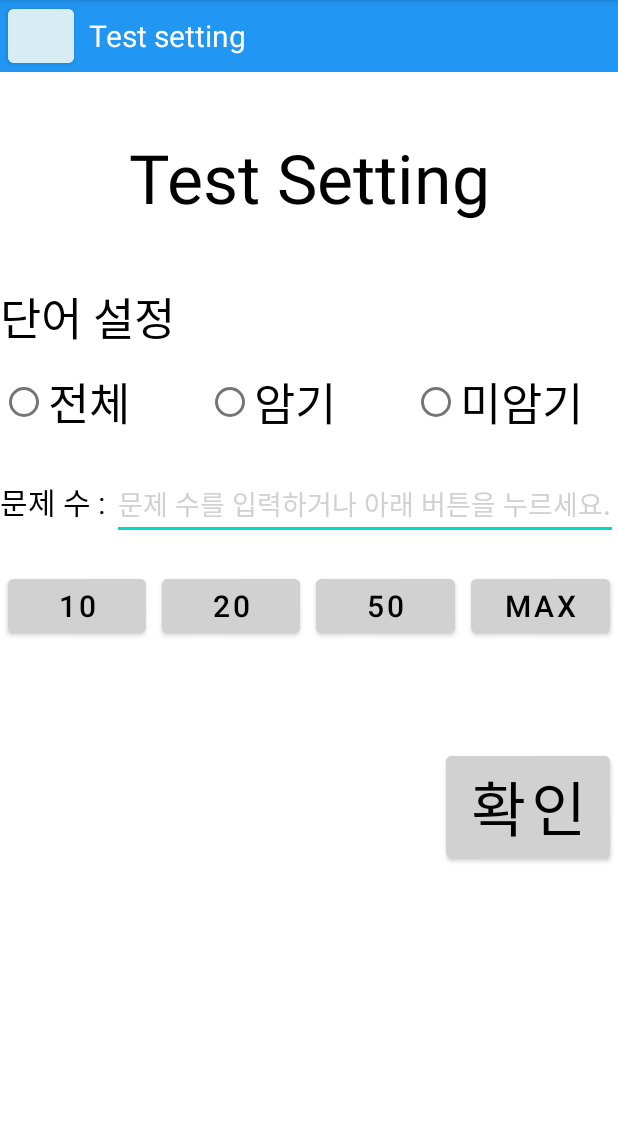
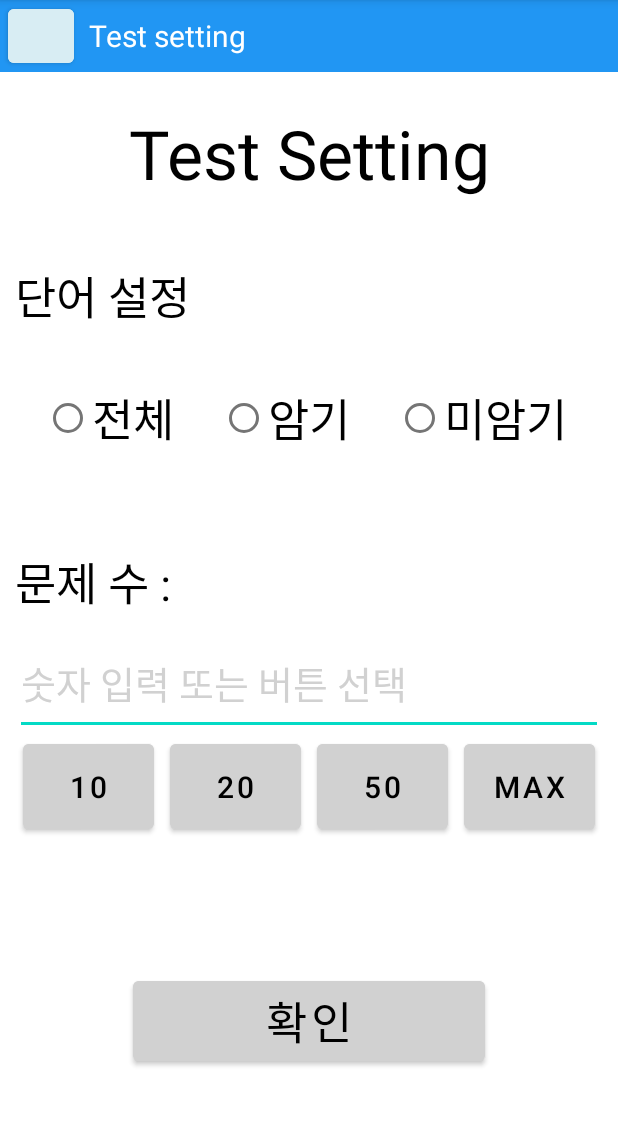
Before and after one commit to MountainHS/EnglishVocabulary, an Android app: the TestSetting screen opened directly, with no data from a screen before it, on a phone screen of 412 x 824 dp, the part 84-1210 px from its top. Run offline under Robolectric (Android 15) with nearby library versions, the phone set to English and light mode, and no system bars; our stand-ins replace Firebase (no records; nobody signed in at launch, a user with empty details on screens opened directly).

Commit message:
activity_test_setting.xml 수정
xml수정

```diff
--- a/app/src/main/res/layout/activity_test_setting.xml
+++ b/app/src/main/res/layout/activity_test_setting.xml
@@ -38,58 +38,75 @@
                 android:textSize="20dp" />
         </LinearLayout>
 
+        <LinearLayout
+            android:layout_width="match_parent"
+            android:layout_height="match_parent"
+            android:orientation="vertical"
+            android:weightSum="12"
+            android:paddingLeft="10dp"
+            android:paddingRight="10dp">
+
+            <LinearLayout
+                android:layout_width="match_parent"
+                android:layout_height="0dp"
+                android:layout_weight="2"
+                android:orientation="vertical">
                 <TextView
                     android:layout_width="match_parent"
-            android:layout_height="wrap_content"
-            android:layout_marginTop="40dp"
+                    android:layout_height="0dp"
+                    android:layout_weight="3"
                     android:gravity="center"
                     android:text="Test Setting"
                     android:textColor="@color/black"
                     android:textSize="45dp" />
+            </LinearLayout>
+
+            <LinearLayout
+                android:layout_width="match_parent"
+                android:layout_height="0dp"
+                android:layout_weight="3"
+                android:orientation="vertical"
+                android:weightSum="3"
+                android:gravity="center_vertical">
 
                 <TextView
                     android:layout_width="match_parent"
-            android:layout_height="wrap_content"
-            android:layout_marginTop="40dp"
+                    android:layout_height="0dp"
+                    android:layout_weight="1.5"
                     android:text="단어 설정"
                     android:textColor="@color/black"
-            android:textSize="30dp" />
-
-        <LinearLayout
-            android:layout_width="match_parent"
-            android:layout_height="wrap_content"
-            android:orientation="horizontal"
-            android:layout_marginTop="10dp">
+                    android:textSize="30dp"
+                    android:gravity="center_vertical"/>
 
                 <RadioGroup
                     android:id="@+id/radiogroup_set"
                     android:layout_width="match_parent"
-                android:layout_height="wrap_content"
-                android:orientation="horizontal">
-
+                    android:layout_height="0dp"
+                    android:layout_weight="1.5"
+                    android:orientation="horizontal"
+                    android:weightSum="10"
+                    android:gravity="center">
                     <RadioButton
                         android:id="@+id/radiobutton_myword"
                         android:layout_width="0dp"
-                    android:layout_height="wrap_content"
-                    android:layout_weight="1"
+                        android:layout_weight="3"
+                        android:layout_height="match_parent"
                         android:text="전체"
                         android:textColor="@color/black"
-                    android:textSize="30dp" />
-
+                        android:textSize="30dp"/>
                     <RadioButton
                         android:id="@+id/radiobutton_myword2"
                         android:layout_width="0dp"
-                    android:layout_height="wrap_content"
-                    android:layout_weight="1"
+                        android:layout_weight="3"
+                        android:layout_height="match_parent"
                         android:text="암기"
                         android:textColor="@color/black"
                         android:textSize="30dp" />
-
                     <RadioButton
                         android:id="@+id/radiobutton_myword3"
                         android:layout_width="0dp"
-                    android:layout_height="wrap_content"
-                    android:layout_weight="1"
+                        android:layout_weight="3"
+                        android:layout_height="match_parent"
                         android:text="미암기"
                         android:textColor="@color/black"
                         android:textSize="30dp" />
@@ -98,45 +115,52 @@
 
             </LinearLayout>
 
-
             <LinearLayout
                 android:layout_width="match_parent"
-            android:layout_height="wrap_content"
-            android:layout_marginTop="20dp"
-            android:orientation="horizontal">
+                android:layout_height="0dp"
+                android:layout_weight="5"
+                android:orientation="vertical"
+                android:gravity="center_vertical"
+                android:weightSum="4">
 
                 <TextView
                     android:layout_width="wrap_content"
-                android:layout_height="wrap_content"
+                    android:layout_height="0dp"
+                    android:layout_weight="1"
                     android:text="문제 수 : "
                     android:textColor="@color/black"
-                android:textSize="20dp" />
+                    android:textSize="30dp"
+                    android:gravity="center"/>
 
                 <EditText
                     android:id="@+id/edittext_numberoftest"
                     android:layout_width="match_parent"
-                android:layout_height="wrap_content"
+                    android:layout_height="0dp"
+                    android:layout_weight="1"
                     android:enabled="true"
-                android:hint="문제 수를 입력하거나 아래 버튼을 누르세요."
+                    android:hint="숫자 입력 또는 버튼 선택"
                     android:inputType="number"
                     android:textColor="@color/black"
-                android:textColorHint="@color/light_gray" />
-        </LinearLayout>
+                    android:textColorHint="@color/light_gray"
+                    android:textSize="25dp"/>
+
 
                 <LinearLayout
                     android:layout_width="match_parent"
-            android:layout_height="wrap_content"
-            android:layout_marginTop="20dp"
-            android:orientation="horizontal">
+                    android:layout_height="0dp"
+                    android:layout_weight="1"
+                    android:orientation="horizontal"
+                    android:weightSum="12"
+                    android:gravity="center">
 
                     <Button
                         android:id="@+id/button_plus10test"
                         android:layout_width="0dp"
-                android:layout_height="wrap_content"
+                        android:layout_height="match_parent"
+                        android:layout_weight="3"
+                        android:backgroundTint="@color/light_gray"
                         android:layout_marginLeft="5dp"
                         android:layout_marginRight="5dp"
-                android:layout_weight="1"
-                android:backgroundTint="@color/light_gray"
                         android:text="10"
                         android:textColor="@color/black"
                         android:textSize="20dp" />
@@ -144,11 +168,11 @@
                     <Button
                         android:id="@+id/button_plus20test"
                         android:layout_width="0dp"
-                android:layout_height="wrap_content"
+                        android:layout_height="match_parent"
+                        android:layout_weight="3"
+                        android:backgroundTint="@color/light_gray"
                         android:layout_marginLeft="5dp"
                         android:layout_marginRight="5dp"
-                android:layout_weight="1"
-                android:backgroundTint="@color/light_gray"
                         android:text="20"
                         android:textColor="@color/black"
                         android:textSize="20dp" />
@@ -156,11 +180,11 @@
                     <Button
                         android:id="@+id/button_plus50test"
                         android:layout_width="0dp"
-                android:layout_height="wrap_content"
+                        android:layout_height="match_parent"
+                        android:layout_weight="3"
+                        android:backgroundTint="@color/light_gray"
                         android:layout_marginLeft="5dp"
                         android:layout_marginRight="5dp"
-                android:layout_weight="1"
-                android:backgroundTint="@color/light_gray"
                         android:text="50"
                         android:textColor="@color/black"
                         android:textSize="20dp" />
@@ -168,29 +192,36 @@
                     <Button
                         android:id="@+id/button_plusMAXtest"
                         android:layout_width="0dp"
-                android:layout_height="wrap_content"
+                        android:layout_height="match_parent"
+                        android:layout_weight="3"
+                        android:backgroundTint="@color/light_gray"
                         android:layout_marginLeft="5dp"
                         android:layout_marginRight="5dp"
-                android:layout_weight="1"
-                android:backgroundTint="@color/light_gray"
                         android:text="MAX"
                         android:textColor="@color/black"
                         android:textSize="20dp" />
 
                 </LinearLayout>
+            </LinearLayout>
 
+            <LinearLayout
+                android:layout_width="match_parent"
+                android:layout_height="wrap_content"
+                android:orientation="horizontal"
+                android:layout_weight="2"
+                android:weightSum="5"
+                android:gravity="center">
                 <Button
                     android:id="@+id/button_startTest"
-            android:layout_width="wrap_content"
+                    android:layout_width="0dp"
+                    android:layout_weight="3"
                     android:layout_height="wrap_content"
-            android:layout_gravity="right"
-            android:layout_marginTop="70dp"
-            android:layout_marginRight="5dp"
                     android:backgroundTint="@color/light_gray"
                     android:text="확인"
                     android:textColor="@color/black"
-            android:textSize="40dp" />
-
+                    android:textSize="30dp" />
+            </LinearLayout>
+        </LinearLayout>
     </LinearLayout>
 
     <include layout="@layout/activity_drawer" />
```
Lines whose indentation alone changed are shown as unchanged.
